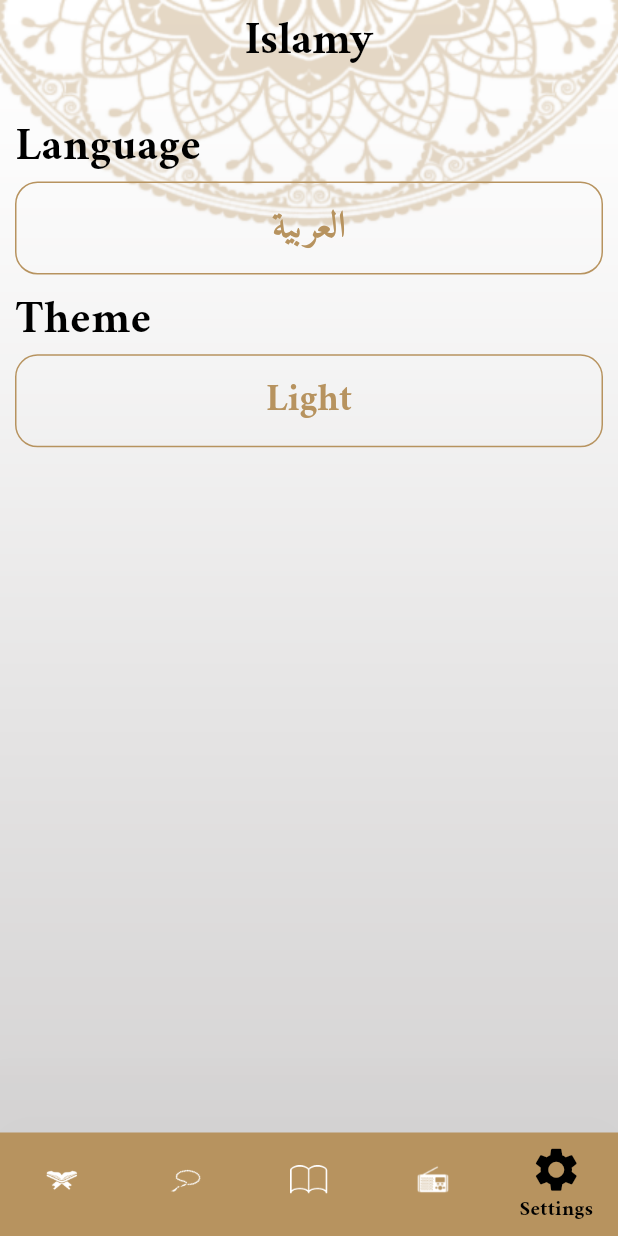
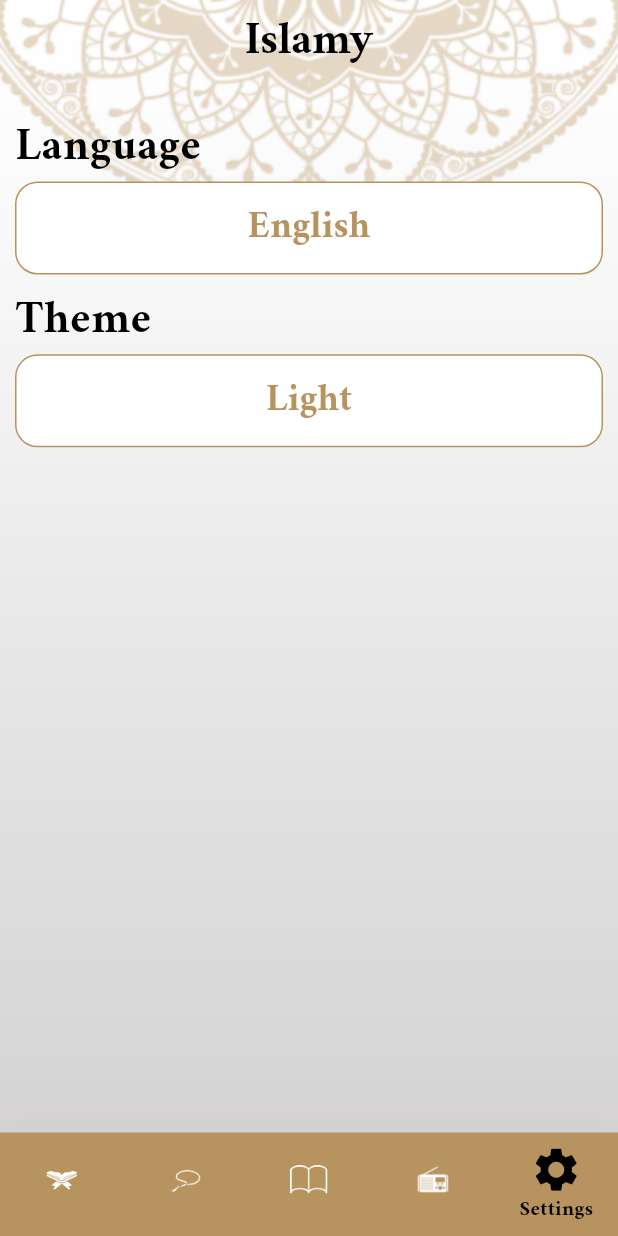
Before and after one commit to BeshoSafwat/Islame, a Flutter app: the screen it shows after launch, item 5 of the bottom bar chosen, on a phone screen of 412 x 824 dp. Run offline on Flutter 3.47's test engine with Material 3 defaults, Android fonts, the phone set to English and light mode, and no system bars; generated files the repository leaves out were written again.

Commit message:
lang update

```diff
--- a/lib/home_screen.dart
+++ b/lib/home_screen.dart
@@ -1,12 +1,12 @@
 import 'package:flutter/material.dart';
+import 'package:isllame/providers/my_provider.dart';
 import 'package:isllame/tabs/ahadeth_tab.dart';
 import 'package:isllame/tabs/quran_tab.dart';
 import 'package:isllame/tabs/radio_tab.dart';
 import 'package:isllame/tabs/sebha_tab.dart';
 import 'package:isllame/tabs/settings_tab.dart';
 import 'package:flutter_gen/gen_l10n/app_localizations.dart';
-
-
+import 'package:provider/provider.dart';
 
 class HomeScreen extends StatefulWidget {
   static const String routeName = "Home";
@@ -22,18 +22,19 @@ class _HomeScreenState extends State<HomeScreen> {
 
   @override
   Widget build(BuildContext context) {
+    var provider = Provider.of<MyProvider>(context);
     return SafeArea(
       child: Stack(
         children: [
           Image.asset(
-            "assets/images/default_bg.png",
+            provider.getBackgroundPath(),
             width: double.infinity,
             fit: BoxFit.fill,
           ),
           Scaffold(
             appBar: AppBar(
               title: Text(
-              AppLocalizations.of(context)!.islamy,
+                AppLocalizations.of(context)!.islamy,
               ),
             ),
             bottomNavigationBar: BottomNavigationBar(
@@ -50,15 +51,15 @@ class _HomeScreenState extends State<HomeScreen> {
                       label: "Quran"),
                   BottomNavigationBarItem(
                       icon:
-                      ImageIcon(AssetImage("assets/images/icon_sebha.png")),
+                          ImageIcon(AssetImage("assets/images/icon_sebha.png")),
                       label: "Sebha"),
                   BottomNavigationBarItem(
                       icon: ImageIcon(
                           AssetImage("assets/images/icon_hadeth.png")),
                       label: "Ahadeth"),
                   BottomNavigationBarItem(
-                      icon: ImageIcon(
-                          AssetImage("assets/images/icon_radio.png")),
+                      icon:
+                          ImageIcon(AssetImage("assets/images/icon_radio.png")),
                       label: "Ahadeth"),
                   BottomNavigationBarItem(
                       icon: Icon(Icons.settings), label: "Settings"),
--- a/lib/my_theme.dart
+++ b/lib/my_theme.dart
@@ -1,7 +1,13 @@
 import 'package:flutter/material.dart';
+
 class MyThemeData {
   static const Color primaryColor = Color(0xffB7935F);
   static const Color scecondryColor = Color(0xff242424);
+  static Color darkPrimary = Color(0xff141A2E);
+  static Color darkSecondary = Color(0xffFACC1D);
+  static Color white = Colors.white;
+
+
   static ThemeData lightTheme = ThemeData(
     textTheme: TextTheme(
       titleMedium: TextStyle(
@@ -27,7 +33,7 @@ class MyThemeData {
     ),
     brightness: Brightness.light,
     appBarTheme: AppBarTheme(
-      elevation: 0,
+        elevation: 0,
         iconTheme: IconThemeData(
           color: Colors.black,
         ),
@@ -57,5 +63,62 @@ class MyThemeData {
     scaffoldBackgroundColor: Colors.transparent,
   );
 
-  static ThemeData darkTheme = ThemeData();
+  //================================================================
+
+  static ThemeData darkTheme = ThemeData(
+    textTheme: TextTheme(
+      titleMedium: TextStyle(
+          fontFamily: 'Amiri',
+          color: Colors.black,
+          fontSize: 25,
+          fontWeight: FontWeight.bold),
+      bodySmall: TextStyle(
+          fontFamily: 'Amiri',
+          color: Colors.white,
+          fontSize: 20,
+          fontWeight: FontWeight.w300),
+      bodyMedium: TextStyle(
+          fontFamily: 'Amiri',
+          color: Colors.white,
+          fontSize: 25,
+          fontWeight: FontWeight.w400),
+      bodyLarge: TextStyle(
+          fontFamily: 'Amiri',
+          color: Colors.white,
+          fontSize: 30,
+          fontWeight: FontWeight.w700),
+    ),
+    brightness: Brightness.dark,
+    bottomSheetTheme: BottomSheetThemeData(
+      backgroundColor: darkPrimary,
+    ),
+    cardTheme: CardTheme(
+        color: darkPrimary,
+        margin: EdgeInsets.all(30),
+        elevation: 10,
+        surfaceTintColor: Colors.transparent),
+    appBarTheme: AppBarTheme(
+        iconTheme: IconThemeData(
+          color: Colors.white,
+        ),
+        backgroundColor: Colors.transparent,
+        centerTitle: true,
+        titleTextStyle: TextStyle(
+          fontFamily: 'Amiri',
+          fontSize: 30,
+          fontWeight: FontWeight.bold,
+          color: Colors.white,
+        )),
+    bottomNavigationBarTheme: BottomNavigationBarThemeData(
+        selectedItemColor: Colors.yellowAccent,
+        unselectedItemColor: Colors.white,
+        selectedIconTheme: IconThemeData(
+          size: 35,
+        ),
+        unselectedIconTheme: IconThemeData(
+          size: 25,
+        )),
+    dividerColor: darkSecondary,
+    scaffoldBackgroundColor: Colors.transparent,
+  );
 }
--- a/lib/providers/my_provider.dart
+++ b/lib/providers/my_provider.dart
@@ -1,17 +1,41 @@
 import 'package:flutter/cupertino.dart';
 import 'package:flutter/material.dart';
 
-class MyProvider extends ChangeNotifier{
+class MyProvider extends ChangeNotifier {
   String languageCode = "en";
-  ThemeMode themeMode= ThemeMode.light;
-  void changeLanguage(String langCode){
+  ThemeMode themeMode = ThemeMode.light;
+
+  void changeLanguage(String langCode) {
     languageCode = langCode;
     notifyListeners();
   }
 
-  void changeTheme(ThemeMode mode){
+  void changeTheme(ThemeMode mode) {
     themeMode = mode;
     notifyListeners();
   }
 
+  String getBackgroundPath() {
+    if (themeMode == ThemeMode.light) {
+      return "assets/images/default_bg.png";
+    } else {
+      return "assets/images/dark_bg.png";
+    }
+  }
+
+  String NameTheme() {
+    if (themeMode == ThemeMode.light) {
+      return "Light";
+    } else {
+      return "Dark";
+    }
+  }
+
+  String NameLanguage() {
+    if (languageCode == "ar") {
+      return "العربية";
+    } else {
+      return "English";
+    }
+  }
 }
--- a/lib/tabs/settings_tab.dart
+++ b/lib/tabs/settings_tab.dart
@@ -1,14 +1,19 @@
 import 'package:flutter/material.dart';
 import 'package:isllame/my_theme.dart';
 import 'package:flutter_gen/gen_l10n/app_localizations.dart';
+import 'package:provider/provider.dart';
 
 import '../bottom_sheets/language_bottom_sheet.dart';
+import '../bottom_sheets/theme_bottom_sheet.dart';
+import '../providers/my_provider.dart';
 
 class SettingsTab extends StatelessWidget {
   const SettingsTab({super.key});
 
   @override
   Widget build(BuildContext context) {
+    var provider = Provider.of<MyProvider>(context);
+
     return Padding(
       padding: const EdgeInsets.symmetric(vertical: 20, horizontal: 10),
       child: Column(
@@ -36,11 +41,12 @@ class SettingsTab extends StatelessWidget {
               width: double.infinity,
               padding: EdgeInsets.all(12),
               decoration: BoxDecoration(
+                color: Colors.white,
                   borderRadius: BorderRadius.circular(15),
                   border: Border.all(color: MyThemeData.primaryColor)),
               child: Center(
                 child: Text(
-                  "العربية",
+                  provider.NameLanguage(),
                   style: TextStyle(color: MyThemeData.primaryColor),
                 ),
               ),
@@ -51,16 +57,32 @@ class SettingsTab extends StatelessWidget {
             AppLocalizations.of(context)!.theme,
             style: Theme.of(context).textTheme.bodyLarge,
           ),
-          Container(
+          InkWell(
+            onTap: () {
+              showModalBottomSheet(
+                context: context,
+                isDismissible: true,
+                isScrollControlled: true,
+                builder: (context) {
+                  return Container(
+                    height: 400,
+                    child: ThemeBottomSheet(),
+                  );
+                },
+              );
+            },
+            child: Container(
               width: double.infinity,
               padding: EdgeInsets.all(12),
               decoration: BoxDecoration(
+                color: Colors.white,
                   borderRadius: BorderRadius.circular(15),
                   border: Border.all(color: MyThemeData.primaryColor)),
               child: Center(
                 child: Text(
-                "Light",
+                  provider.NameTheme(),
                   style: TextStyle(color: MyThemeData.primaryColor),
+                ),
               ),
             ),
           ),
```
Also changed, not shown: lib/bottom_sheets/theme_bottom_sheet.dart (added, +59 -0 lines). Lines whose indentation alone changed are shown as unchanged.
